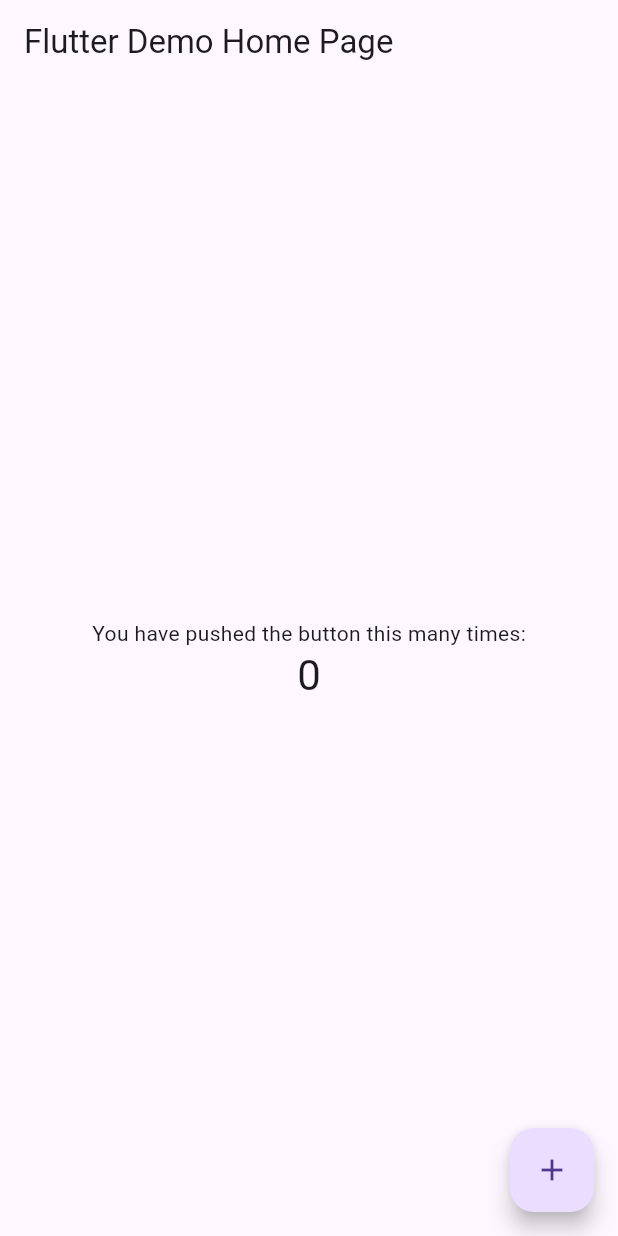
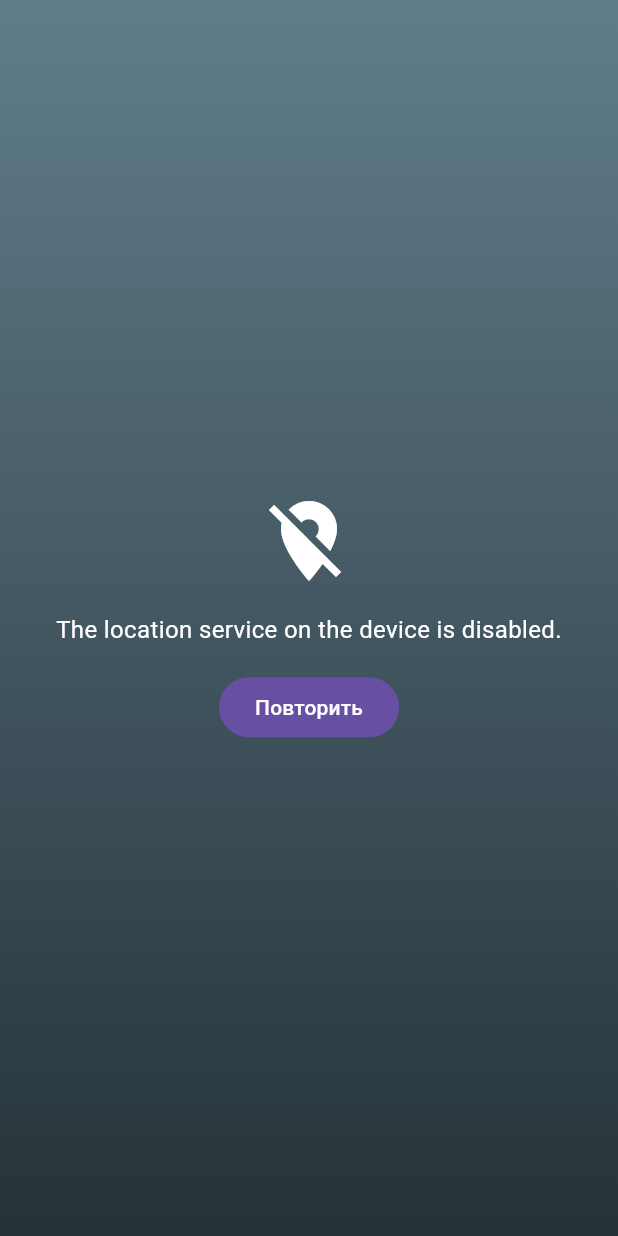
Before and after one commit to iana8754/flutter-codespace, a Flutter app: the screen it shows after launch, on a phone screen of 412 x 824 dp. Run offline on Flutter 3.47's test engine with Material 3 defaults, Android fonts, the phone set to English and light mode, and no system bars; our stand-ins replace geolocator.

Commit message:
Погодное приложение

```diff
--- a/analysis_options.yaml
+++ b/analysis_options.yaml
@@ -7,6 +7,10 @@
 
 # The following line activates a set of recommended lints for Flutter apps,
 # packages, and plugins designed to encourage good coding practices.
+analyzer:
+  exclude:
+    - build/**
+    - web/**
 include: package:flutter_lints/flutter.yaml
 
 linter:
--- a/lib/main.dart
+++ b/lib/main.dart
@@ -1,115 +1,173 @@
 import 'package:flutter/material.dart';
+import 'package:intl/date_symbol_data_local.dart';
+import 'package:intl/intl.dart';
+import 'models/weather.dart';
+import 'services/location_service.dart';
+import 'services/weather_service.dart';
 
-void main() {
-  runApp(const MyApp());
+void main() async {
+  WidgetsFlutterBinding.ensureInitialized();
+  await initializeDateFormatting('ru');
+  runApp(const MaterialApp(
+    debugShowCheckedModeBanner: false,
+    home: WeatherPage(),
+  ));
 }
 
-class MyApp extends StatelessWidget {
-  const MyApp({super.key});
-
-  // This widget is the root of your application.
+class WeatherPage extends StatefulWidget {
+  const WeatherPage({super.key});
   @override
-  Widget build(BuildContext context) {
-    return MaterialApp(
-      title: 'Flutter Demo',
-      theme: ThemeData(
-        // This is the theme of your application.
-        //
-        // Try running your application with "flutter run". You'll see the
-        // application has a blue toolbar. Then, without quitting the app, try
-        // changing the primarySwatch below to Colors.green and then invoke
-        // "hot reload" (press "r" in the console where you ran "flutter run",
-        // or simply save your changes to "hot reload" in a Flutter IDE).
-        // Notice that the counter didn't reset back to zero; the application
-        // is not restarted.
-        primarySwatch: Colors.blue,
-      ),
-      home: const MyHomePage(title: 'Flutter Demo Home Page'),
-    );
-  }
+  State<WeatherPage> createState() => _WeatherPageState();
 }
 
-class MyHomePage extends StatefulWidget {
-  const MyHomePage({super.key, required this.title});
-
-  // This widget is the home page of your application. It is stateful, meaning
-  // that it has a State object (defined below) that contains fields that affect
-  // how it looks.
-
-  // This class is the configuration for the state. It holds the values (in this
-  // case the title) provided by the parent (in this case the App widget) and
-  // used by the build method of the State. Fields in a Widget subclass are
-  // always marked "final".
-
-  final String title;
+class _WeatherPageState extends State<WeatherPage> {
+  Weather? weather;
+  String city = '';
+  String? error;
+  bool loading = true;
 
   @override
-  State<MyHomePage> createState() => _MyHomePageState();
-}
+  void initState() {
+    super.initState();
+    load();
+  }
 
-class _MyHomePageState extends State<MyHomePage> {
-  int _counter = 0;
-
-  void _incrementCounter() {
-    setState(() {
-      // This call to setState tells the Flutter framework that something has
-      // changed in this State, which causes it to rerun the build method below
-      // so that the display can reflect the updated values. If we changed
-      // _counter without calling setState(), then the build method would not be
-      // called again, and so nothing would appear to happen.
-      _counter++;
-    });
+  Future<void> load() async {
+    setState(() { loading = true; error = null; });
+    try {
+      final pos = await LocationService.getPosition();
+      final results = await Future.wait([
+        WeatherService.fetch(pos.latitude, pos.longitude),
+        LocationService.getCity(pos.latitude, pos.longitude),
+      ]);
+      weather = results[0] as Weather;
+      city = results[1] as String;
+    } catch (e) {
+      error = e.toString();
+    }
+    if (mounted) setState(() => loading = false);
   }
 
   @override
   Widget build(BuildContext context) {
-    // This method is rerun every time setState is called, for instance as done
-    // by the _incrementCounter method above.
-    //
-    // The Flutter framework has been optimized to make rerunning build methods
-    // fast, so that you can just rebuild anything that needs updating rather
-    // than having to individually change instances of widgets.
+    final info = weather != null
+        ? infoFor(weather!.code)
+        : const WeatherInfo('🌡️', '', [Color(0xFF607D8B), Color(0xFF263238)]);
+
     return Scaffold(
-      appBar: AppBar(
-        // Here we take the value from the MyHomePage object that was created by
-        // the App.build method, and use it to set our appbar title.
-        title: Text(widget.title),
+      body: AnimatedContainer(
+        duration: const Duration(milliseconds: 600),
+        decoration: BoxDecoration(
+          gradient: LinearGradient(
+            colors: info.colors,
+            begin: Alignment.topCenter,
+            end: Alignment.bottomCenter,
+          ),
+        ),
+        child: SafeArea(child: _body(info)),
       ),
-      body: Center(
-        // Center is a layout widget. It takes a single child and positions it
-        // in the middle of the parent.
-        child: Column(
-          // Column is also a layout widget. It takes a list of children and
-          // arranges them vertically. By default, it sizes itself to fit its
-          // children horizontally, and tries to be as tall as its parent.
-          //
-          // Invoke "debug painting" (press "p" in the console, choose the
-          // "Toggle Debug Paint" action from the Flutter Inspector in Android
-          // Studio, or the "Toggle Debug Paint" command in Visual Studio Code)
-          // to see the wireframe for each widget.
-          //
-          // Column has various properties to control how it sizes itself and
-          // how it positions its children. Here we use mainAxisAlignment to
-          // center the children vertically; the main axis here is the vertical
-          // axis because Columns are vertical (the cross axis would be
-          // horizontal).
-          mainAxisAlignment: MainAxisAlignment.center,
-          children: <Widget>[
-            const Text(
-              'You have pushed the button this many times:',
-            ),
-            Text(
-              '$_counter',
-              style: Theme.of(context).textTheme.headlineMedium,
-            ),
-          ],
-        ),
-      ),
-      floatingActionButton: FloatingActionButton(
-        onPressed: _incrementCounter,
-        tooltip: 'Increment',
-        child: const Icon(Icons.add),
-      ), // This trailing comma makes auto-formatting nicer for build methods.
     );
   }
+
+  Widget _body(WeatherInfo info) {
+    if (loading && weather == null) {
+      return const Center(child: CircularProgressIndicator(color: Colors.white));
+    }
+    if (error != null && weather == null) {
+      return Center(
+        child: Padding(
+          padding: const EdgeInsets.all(32),
+          child: Column(mainAxisSize: MainAxisSize.min, children: [
+            const Icon(Icons.location_off, color: Colors.white, size: 64),
+            const SizedBox(height: 16),
+            Text(error!, textAlign: TextAlign.center,
+                style: const TextStyle(color: Colors.white, fontSize: 16)),
+            const SizedBox(height: 16),
+            FilledButton(onPressed: load, child: const Text('Повторить')),
+          ]),
+        ),
+      );
+    }
+
+    final w = weather!;
+    return RefreshIndicator(
+      onRefresh: load,
+      child: ListView(
+        physics: const AlwaysScrollableScrollPhysics(),
+        padding: const EdgeInsets.all(20),
+        children: [
+          const SizedBox(height: 20),
+          Row(mainAxisAlignment: MainAxisAlignment.center, children: [
+            const Icon(Icons.place, color: Colors.white70),
+            const SizedBox(width: 4),
+            Text(city, style: const TextStyle(
+                color: Colors.white, fontSize: 24, fontWeight: FontWeight.w500)),
+          ]),
+          const SizedBox(height: 24),
+          Center(child: Text(info.emoji, style: const TextStyle(fontSize: 96))),
+          Center(
+            child: Text('${w.temp.round()}°',
+                style: const TextStyle(color: Colors.white, fontSize: 88,
+                    fontWeight: FontWeight.w200)),
+          ),
+          Center(
+            child: Text(info.text,
+                style: const TextStyle(color: Colors.white70, fontSize: 22)),
+          ),
+          const SizedBox(height: 28),
+          _card(Row(
+            mainAxisAlignment: MainAxisAlignment.spaceAround,
+            children: [
+              _stat(Icons.thermostat, 'Ощущается', '${w.feels.round()}°'),
+              _stat(Icons.water_drop, 'Влажность', '${w.humidity}%'),
+              _stat(Icons.air, 'Ветер', '${w.wind.round()} км/ч'),
+            ],
+          )),
+          const SizedBox(height: 16),
+          _card(Column(
+            children: w.days.map((d) {
+              final di = infoFor(d.code);
+              return Padding(
+                padding: const EdgeInsets.symmetric(vertical: 8),
+                child: Row(children: [
+                  SizedBox(
+                    width: 90,
+                    child: Text(
+                      DateFormat.E('ru').format(d.date),
+                      style: const TextStyle(color: Colors.white, fontSize: 16),
+                    ),
+                  ),
+                  Text(di.emoji, style: const TextStyle(fontSize: 24)),
+                  const Spacer(),
+                  Text('${d.min.round()}°',
+                      style: const TextStyle(color: Colors.white60, fontSize: 16)),
+                  const SizedBox(width: 16),
+                  Text('${d.max.round()}°',
+                      style: const TextStyle(color: Colors.white, fontSize: 16,
+                          fontWeight: FontWeight.w600)),
+                ]),
+              );
+            }).toList(),
+          )),
+        ],
+      ),
+    );
+  }
+
+  Widget _card(Widget child) => Container(
+        padding: const EdgeInsets.all(18),
+        decoration: BoxDecoration(
+          color: Colors.white.withOpacity(0.15),
+          borderRadius: BorderRadius.circular(24),
+        ),
+        child: child,
+      );
+
+  Widget _stat(IconData icon, String label, String value) => Column(children: [
+        Icon(icon, color: Colors.white70),
+        const SizedBox(height: 6),
+        Text(value, style: const TextStyle(color: Colors.white, fontSize: 18,
+            fontWeight: FontWeight.w600)),
+        Text(label, style: const TextStyle(color: Colors.white60, fontSize: 12)),
+      ]);
 }
--- /dev/null
+++ b/lib/models/weather.dart
@@ -0,0 +1,63 @@
+import 'package:flutter/material.dart';
+
+class DayForecast {
+  final DateTime date;
+  final double max, min;
+  final int code;
+  DayForecast(this.date, this.max, this.min, this.code);
+}
+
+class Weather {
+  final double temp, feels, wind;
+  final int humidity, code;
+  final List<DayForecast> days;
+
+  Weather({
+    required this.temp, required this.feels, required this.wind,
+    required this.humidity, required this.code, required this.days,
+  });
+
+  factory Weather.fromJson(Map<String, dynamic> j) {
+    final cur = j['current'];
+    final d = j['daily'];
+    final days = List.generate(
+      (d['time'] as List).length,
+      (i) => DayForecast(
+        DateTime.parse(d['time'][i]),
+        (d['temperature_2m_max'][i] as num).toDouble(),
+        (d['temperature_2m_min'][i] as num).toDouble(),
+        d['weather_code'][i] as int,
+      ),
+    );
+    return Weather(
+      temp: (cur['temperature_2m'] as num).toDouble(),
+      feels: (cur['apparent_temperature'] as num).toDouble(),
+      wind: (cur['wind_speed_10m'] as num).toDouble(),
+      humidity: cur['relative_humidity_2m'] as int,
+      code: cur['weather_code'] as int,
+      days: days,
+    );
+  }
+}
+
+/// Эмодзи, описание и цвета фона для кода погоды (WMO)
+class WeatherInfo {
+  final String emoji, text;
+  final List<Color> colors;
+  const WeatherInfo(this.emoji, this.text, this.colors);
+}
+
+WeatherInfo infoFor(int c) {
+  if (c == 0) return const WeatherInfo('☀️', 'Ясно', [Color(0xFF4FC3F7), Color(0xFF1565C0)]);
+  if (c <= 3) return const WeatherInfo('⛅', 'Облачно', [Color(0xFF78909C), Color(0xFF37474F)]);
+  if (c == 45 || c == 48) return const WeatherInfo('🌫️', 'Туман', [Color(0xFF90A4AE), Color(0xFF546E7A)]);
+  if (c >= 51 && c <= 57) return const WeatherInfo('🌦️', 'Морось', [Color(0xFF5C6BC0), Color(0xFF283593)]);
+  if ((c >= 61 && c <= 67) || (c >= 80 && c <= 82)) {
+    return const WeatherInfo('🌧️', 'Дождь', [Color(0xFF455A64), Color(0xFF1A237E)]);
+  }
+  if ((c >= 71 && c <= 77) || c == 85 || c == 86) {
+    return const WeatherInfo('❄️', 'Снег', [Color(0xFF81D4FA), Color(0xFF5C6BC0)]);
+  }
+  if (c >= 95) return const WeatherInfo('⛈️', 'Гроза', [Color(0xFF311B92), Color(0xFF000000)]);
+  return const WeatherInfo('🌡️', 'Нет данных', [Color(0xFF607D8B), Color(0xFF263238)]);
+}
--- /dev/null
+++ b/lib/services/location_service.dart
@@ -0,0 +1,29 @@
+import 'package:geolocator/geolocator.dart';
+
+class LocationService {
+  static Future<Position> getPosition() async {
+    if (!await Geolocator.isLocationServiceEnabled()) {
+      throw 'Включите геолокацию (GPS) на телефоне';
+    }
+    var perm = await Geolocator.checkPermission();
+    if (perm == LocationPermission.denied) {
+      perm = await Geolocator.requestPermission();
+    }
+    if (perm == LocationPermission.denied ||
+        perm == LocationPermission.deniedForever) {
+      throw 'Нет доступа к геолокации. Разрешите его в настройках приложения';
+    }
+    return Geolocator.getCurrentPosition();
+  }
+
+  static Future<String> getCity(double lat, double lon) async {
+    try {
+      final p = (await placemarkFromCoordinates(lat, lon)).first;
+      return p.locality?.isNotEmpty == true
+          ? p.locality!
+          : (p.administrativeArea ?? 'Ваше местоположение');
+    } catch (_) {
+      return 'Ваше местоположение';
+    }
+  }
+}
--- a/pubspec.yaml
+++ b/pubspec.yaml
@@ -35,6 +35,10 @@
   # The following adds the Cupertino Icons font to your application.
   # Use with the CupertinoIcons class for iOS style icons.
   cupertino_icons: ^1.0.2
+  http: ^1.6.0
+  geolocator: ^14.1.1
+  geocoding: ^5.0.0
+  intl: ^0.20.3
 
 dev_dependencies:
   flutter_test:
```
Also changed, not shown: lib/services/weather_service.dart (added, +18 -0 lines), pubspec.lock, samples/cs310-basic-demo/pubspec.lock (added), samples/flutter-starter/pubspec.lock (added), 2 other files.
